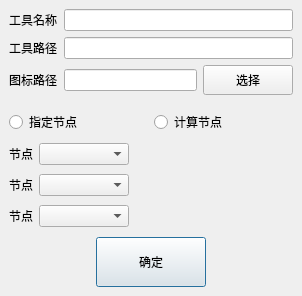
The window that digitalIntegration/AddToolInfoDialog.ui (jiaqingguo/DI) describes before a commit, drawn with Qt 5.
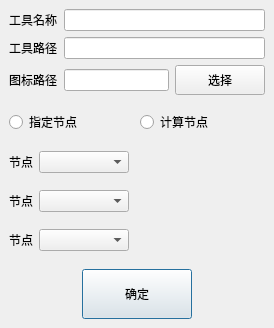
The same window after the commit.

Patch:
```diff
--- a/digitalIntegration/AddToolInfoDialog.ui
+++ b/digitalIntegration/AddToolInfoDialog.ui
@@ -6,8 +6,8 @@
    <rect>
     <x>0</x>
     <y>0</y>
-    <width>302</width>
-    <height>296</height>
+    <width>274</width>
+    <height>328</height>
    </rect>
   </property>
   <property name="windowTitle">
```
